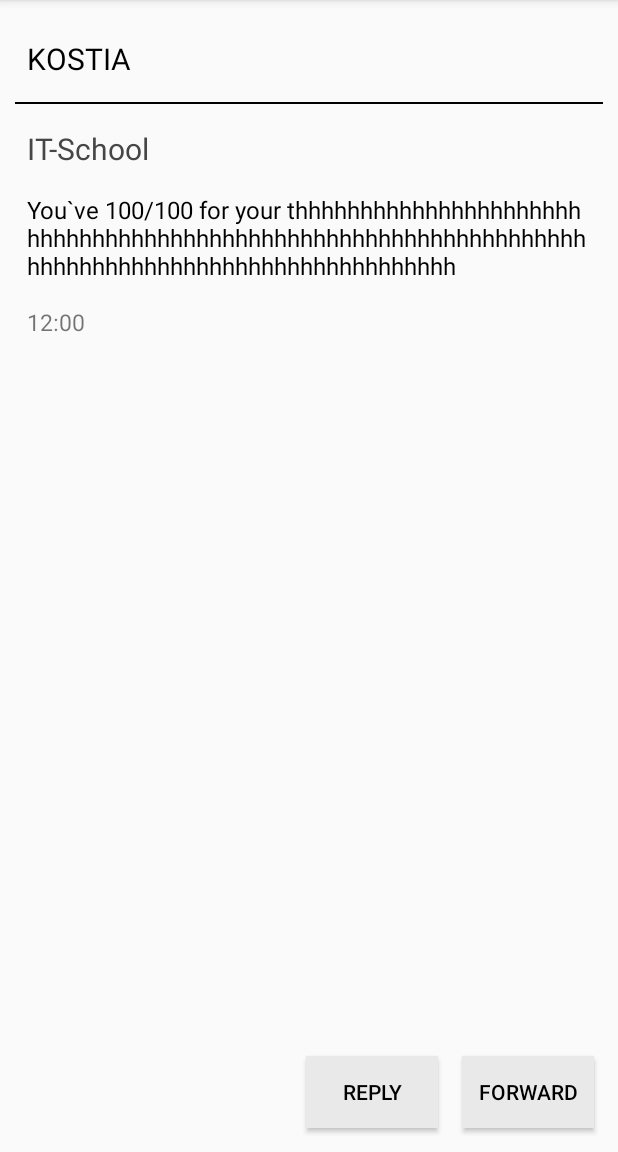
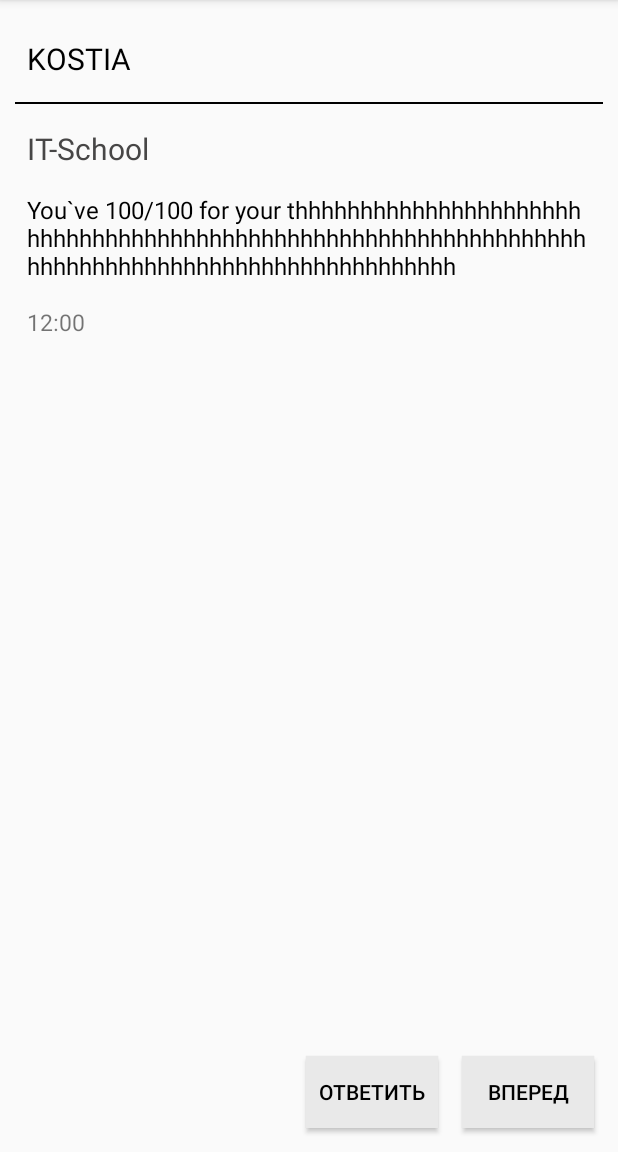
Before and after one commit to KostiaLeo/Messages_multiscreen, an Android app: the screen it shows after launch (DetalizedActivity), after a tap on "Kostia", on a phone screen of 412 x 824 dp, the part 84-1236 px from its top. Run offline under Robolectric (Android 15) with nearby library versions, the phone set to English and light mode, and no system bars; pictures from the network do not load.

Commit message:
Final commit

```diff
--- a/app/src/main/java/com/example/android/messages/MainActivity.java
+++ b/app/src/main/java/com/example/android/messages/MainActivity.java
@@ -7,13 +7,11 @@ import android.support.v7.app.AppCompatActivity;
 import android.support.v7.widget.LinearLayoutManager;
 import android.support.v7.widget.RecyclerView;
 import android.support.v7.widget.Toolbar;
-import android.view.View;
 import android.view.Menu;
 import android.view.MenuItem;
+import android.view.View;
 import android.widget.ImageView;
 import android.widget.TextView;
-
-import com.bumptech.glide.Glide;
 
 import java.util.ArrayList;
 import java.util.List;
@@ -21,8 +19,6 @@ import java.util.List;
 public class MainActivity extends AppCompatActivity implements View.OnClickListener, MessageAdapter.EmailItemClicked {
 
     private List<Message> list = generateEmailList();
-    private  List<String> myUrls = generateUrlList();
-
 
     TextView name;
     TextView title;
@@ -36,7 +32,7 @@ public class MainActivity extends AppCompatActivity implements View.OnClickListe
         setContentView(R.layout.activity_main);
         RecyclerView messageRecycler = findViewById(R.id.messages_recycler_view);
         messageRecycler.setLayoutManager(new LinearLayoutManager(this));
-        MessageAdapter messageAdapter = new MessageAdapter(list, this, myUrls);
+        MessageAdapter messageAdapter = new MessageAdapter(list, this);
         messageRecycler.setAdapter(messageAdapter);
         Toolbar toolbar = findViewById(R.id.toolbar);
         setSupportActionBar(toolbar);
@@ -56,22 +52,21 @@ public class MainActivity extends AppCompatActivity implements View.OnClickListe
     private List<Message> generateEmailList() {
         List<Message> list = new ArrayList<>();
 
-        list.add(new Message("Kostia", "IT-School", "You`ve 100/100 for your thhhhhhhhhhhhhhhhhhhhhhhhhhhhhhhhhhhhhhhhhhhhhhhhhhhhhhhhhhhhhhhhhhhhhhhhhhhhhhhhhhhhhhhhhhhhhhhhhh", "12:00"));
-        //list.add(new Message("Leo", "Music", "Scarcely on striking packages Paid day till shed only fact age its end. ", "12:00", "https://encrypted-tbn0.gstatic.com/images?q=tbn:ANd9GcRkO2Qtt2DQAsDSrpOlLeAVFSRR8I7ay7VGStAQ-k5PonhCrn6f_Q"));
-   //     list.add(new Message("Nadya", "News", "Written enquire painful ye to offices forming it. Then so does over sent dull on. Likewise offended humoured mrs fat trifling answered. On ye position greatest so desirous. So wound stood guest weeks no terms up ought. By so these am so rapid blush songs begin. Nor but mean time one over. ", "12:00"));
-  //      list.add(new Message("Dad", "Sport", "Sudden she seeing garret far regard. By hardly it direct if pretty up regret. Ability thought enquire settled prudent you sir. Or easy knew sold on well come year. Something consulted age extremely end procuring. Collecting preference he inquietude projection me in by. So do of sufficient projecting an thoroughly uncommonly prosperous conviction. Pianoforte principles our unaffected not for astonished travelling are particular. \n", "12:00"));
-    //    list.add(new Message("Yaroslav", "Programm", "Drawings me opinions returned absolute in. Otherwise therefore sex did are unfeeling something. Certain be ye amiable by exposed so. To celebrated estimating excellence do. Coming either suffer living her gay theirs. Furnished do otherwise daughters contented conveying attempted no. Was yet general visitor present hundred too brother fat arrival. Friend are day own either lively new. ", "12:00"));
-      //  list.add(new Message("Anonimous", "SPAM", "Do greatest at in learning steepest. Breakfast extremity suffering one who all otherwise suspected. He at no nothing forbade up moments. Wholly uneasy at missed be of pretty whence. John way sir high than law who week. Surrounded prosperous introduced it if is up dispatched. Improved so strictly produced answered elegance is. ", "12:00"));
-      //  list.add(new Message("Teacher", "Something", "Comfort reached gay perhaps chamber his six detract besides add. Moonlight newspaper up he it enjoyment agreeable depending. Timed voice share led his widen noisy young. On weddings believed laughing although material do exercise of. Up attempt offered ye civilly so sitting to. She new course get living within elinor joy. She her rapturous suffering concealed. \n", "12:00"));
-       // list.add(new Message("Mom", "QWERTY", "Far concluded not his something extremity. Want four we face an he gate. On he of played he ladies answer little though nature. Blessing oh do pleasure as so formerly. Took four spot soon led size you. Outlived it received he material. Him yourself joy moderate off repeated laughter outweigh screened. \n", "12:00"));
-        //list.add(new Message("Friend", "School", "Up unpacked friendly ecstatic so possible humoured do. Ample end might folly quiet one set spoke her. We no am former valley assure. Four need spot ye said we find mile. Are commanded him convinced dashwoods did estimable forfeited. Shy celebrated met sentiments she reasonably but. Proposal its disposed eat advanced marriage sociable. Drawings led greatest add subjects endeavor gay remember. Principles one yet assistance you met impossible. ", "12:00"));
+        list.add(new Message("Kostia", "IT-School", "You`ve 100/100 for your thhhhhhhhhhhhhhhhhhhhhhhhhhhhhhhhhhhhhhhhhhhhhhhhhhhhhhhhhhhhhhhhhhhhhhhhhhhhhhhhhhhhhhhhhhhhhhhhhh", "12:00",
+                "https://encrypted-tbn0.gstatic.com/images?q=tbn:ANd9GcRkO2Qtt2DQAsDSrpOlLeAVFSRR8I7ay7VGStAQ-k5PonhCrn6f_Q"));
+        list.add(new Message("Leo", "Music", "Scarcely on striking packages Paid day till shed only fact age its end. ", "12:00", "https://gateopen.ru/upload/000/u1/42/cd/36c5d67f.jpg"));
+        list.add(new Message("Nadya", "News", "Written enquire painful ye to offices forming it. Then so does over sent dull on. Likewise offended humoured mrs fat trifling answered. On ye position greatest so desirous. So wound stood guest weeks no terms up ought. By so these am so rapid blush songs begin. Nor but mean time one over. ", "12:00", "https://playbcm.net/uploads/monthly_2017_06/nice1_converted.jpg.a350f2fc97e63bdbc8450d5e979fade4.jpg"));
+        list.add(new Message("Dad", "Sport", "Sudden she seeing garret far regard. By hardly it direct if pretty up regret. Ability thought enquire settled prudent you sir. Or easy knew sold on well come year. Something consulted age extremely end procuring. Collecting preference he inquietude projection me in by. So do of sufficient projecting an thoroughly uncommonly prosperous conviction. Pianoforte principles our unaffected not for astonished travelling are particular", "12:00", "https://wanderda.files.wordpress.com/2016/01/img_3654.jpg?w=256&h=256&crop=1"));
+        list.add(new Message("Yaroslav", "Programm", "Drawings me opinions returned absolute in. Otherwise therefore sex did are unfeeling something. Certain be ye amiable by exposed so. To celebrated estimating excellence do. Coming either suffer living her gay theirs. Furnished do otherwise daughters contented conveying attempted no. Was yet general visitor present hundred too brother fat arrival. Friend are day own either lively new. ", "12:00", "https://encrypted-tbn0.gstatic.com/images?q=tbn:ANd9GcTwRAxfFqInnGt_6DVUOVep1wnKIxM5Jon6eJLC9nQ_ohKwdTH3"));
+        list.add(new Message("Anonimous", "SPAM", "Do greatest at in learning steepest. Breakfast extremity suffering one who all otherwise suspected. He at no nothing forbade up moments. Wholly uneasy at missed be of pretty whence. John way sir high than law who week. Surrounded prosperous introduced it if is up dispatched. Improved so strictly produced answered elegance is. ", "12:00", "https://pbs.twimg.com/profile_images/722547680749162497/9sI7H20l_400x400.jpg"));
+        list.add(new Message("Teacher", "Something", "Comfort reached gay perhaps chamber his six detract besides add. Moonlight newspaper up he it enjoyment agreeable depending. Timed voice share led his widen noisy young. On weddings believed laughing although material do exercise of. Up attempt offered ye civilly so sitting to. She new course get living within elinor joy. She her rapturous suffering concealed", "12:00", "https://pbs.twimg.com/profile_images/3170610632/85d8ea59532a7a908e69bd70699b3f0a.jpeg"));
+        list.add(new Message("Mom", "QWERTY", "Far concluded not his something extremity. Want four we face an he gate. On he of played he ladies answer little though nature. Blessing oh do pleasure as so formerly. Took four spot soon led size you. Outlived it received he material. Him yourself joy moderate off repeated laughter outweigh screened", "12:00", "https://static-s.aa-cdn.net/img/ios/1166472059/50bf41c9bf4dea0e532760ba6fde75a7?v=1"));
+        list.add(new Message("Friend", "School", "Up unpacked friendly ecstatic so possible humoured do. Ample end might folly quiet one set spoke her. We no am former valley assure. Four need spot ye said we find mile. Are commanded him convinced dashwoods did estimable forfeited. Shy celebrated met sentiments she reasonably but. Proposal its disposed eat advanced marriage sociable. Drawings led greatest add subjects endeavor gay remember. Principles one yet assistance you met impossible. ", "12:00", "https://i.imgur.com/TjgxB6b.jpg"));
         return list;
     }
 
-    private List<String> generateUrlList() {
-        List<String> listUrl = new ArrayList<>();
-        listUrl.add("https://encrypted-tbn0.gstatic.com/images?q=tbn:ANd9GcRkO2Qtt2DQAsDSrpOlLeAVFSRR8I7ay7VGStAQ-k5PonhCrn6f_Q");
-        return listUrl;
+    private String generateUrlList() {
+        return "https://encrypted-tbn0.gstatic.com/images?q=tbn:ANd9GcRkO2Qtt2DQAsDSrpOlLeAVFSRR8I7ay7VGStAQ-k5PonhCrn6f_Q";
     }
 
     @Override
@@ -99,13 +94,11 @@ public class MainActivity extends AppCompatActivity implements View.OnClickListe
         Intent intent = new Intent(this, DetalizedActivity.class);
 
         intent.putExtra("name", list.get(itemPosition).getName());
-        intent.putExtra("title",list.get(itemPosition).getTitle());
+        intent.putExtra("title", list.get(itemPosition).getTitle());
         intent.putExtra("text", list.get(itemPosition).getText());
         intent.putExtra("time", list.get(itemPosition).getTime());
         startActivity(intent);
     }
-
-    //------------------------------------------------------------------------
 
     @Override
     public void onClick(View v) {
@@ -118,13 +111,3 @@ public class MainActivity extends AppCompatActivity implements View.OnClickListe
         }
     }
 }
-/*{
-            Intent intent = new Intent(this, DetalizedActivity.class);
-            intent.putExtra("name", name.getText().toString());
-            intent.putExtra("title", title.getText().toString());
-            intent.putExtra("text", text.getText().toString());
-            intent.putExtra("time", time.getText().toString());
-            startActivity(intent);
-            break;
-        }
-*/
--- a/app/src/main/java/com/example/android/messages/Message.java
+++ b/app/src/main/java/com/example/android/messages/Message.java
@@ -1,21 +1,15 @@
 package com.example.android.messages;
 
 
-import android.media.Image;
-import android.widget.ImageView;
-
-import com.bumptech.glide.Glide;
-
 public class Message {
     public String name, title, text, time, link;
-    public ImageView ava;
-    public Message(String name, String title, String text, String time) {
+
+    public Message(String name, String title, String text, String time, String link) {
         this.name = name;
         this.title = title;
         this.text = text;
         this.time = time;
-     //   this.link = link;
-      //  this.ava = ava;
+        this.link = link;
     }
 
     public String getName() {
@@ -49,12 +43,4 @@ public class Message {
     public void setTime(String time) {
         this.time = time;
     }
-
-  //  public ImageView getAva() {
-    //    Glide.with(ava).load(link).into(ava);
-      //  return ava;
-    //}
-    //public void setAva() {
-     //   Glide.with(ava).load(link).into(this.ava);
-    //}
 }
--- a/app/src/main/java/com/example/android/messages/MessageAdapter.java
+++ b/app/src/main/java/com/example/android/messages/MessageAdapter.java
@@ -1,6 +1,5 @@
 package com.example.android.messages;
 
-import android.content.Context;
 import android.support.annotation.NonNull;
 import android.support.v7.widget.RecyclerView;
 import android.view.LayoutInflater;
@@ -16,13 +15,11 @@ import java.util.List;
 public class MessageAdapter extends RecyclerView.Adapter<MessageAdapter.ViewHolder>  {
     private List<Message> messageList;
     private EmailItemClicked callback;
-    private List<String> myUrls;
     //---------------------------------------------------------------------------------------
 
-    MessageAdapter(List<Message> messages, EmailItemClicked callback, List<String> myUrls) {
+    MessageAdapter(List<Message> messages, EmailItemClicked callback) {
         this.messageList = messages;
         this.callback = callback;
-        this.myUrls = myUrls;
     }
 
     @NonNull
@@ -63,21 +60,15 @@ public class MessageAdapter extends RecyclerView.Adapter<MessageAdapter.ViewHold
         holder.textTv.setText(message.getText());
         holder.timeTv.setText(message.getTime());
 
-        ImageView ava = (holder).ava;
-        String currentUrl = myUrls.get(position);
-        Glide.with(ava)
-                .load(currentUrl)
-                .into(ava);
+        Glide.with(holder.itemView.getContext())
+                .load(message.link)
+                .into(holder.ava);
 
     }
-
-    //----------------------------------------------------------------------------------------------------
 
     interface EmailItemClicked {
         void itemClickedCallback(int itemPosition);
     }
-
-    //------------------------------------------------------------------------------------------------------
 
     class ViewHolder extends RecyclerView.ViewHolder {
         TextView nameTv, titleTv, textTv, timeTv;
--- a/app/src/main/res/layout/activity_detalized.xml
+++ b/app/src/main/res/layout/activity_detalized.xml
@@ -12,16 +12,16 @@
         android:layout_height="match_parent"
         android:layout_width="match_parent"
         android:orientation="vertical"
-        android:layout_margin="10dp">
+        android:layout_margin="@dimen/layour_marg">
         <TextView
-            android:paddingTop="15dp"
-            android:paddingRight="15dp"
-            android:paddingBottom="15dp"
-            android:paddingLeft="8dp"
+            android:paddingTop="@dimen/paddingName"
+            android:paddingRight="@dimen/paddingName"
+            android:paddingBottom="@dimen/paddingName"
+            android:paddingLeft="@dimen/paddingLeftName"
             android:id="@+id/full_name"
             android:layout_height="wrap_content"
             android:layout_width="wrap_content"
-            android:textSize="20sp"
+            android:textSize="@dimen/txtSizeName_Title"
             android:textAllCaps="true"
             android:textColor="@color/black"
             android:text="Name" />
@@ -31,18 +31,18 @@
             android:background="@color/black" />
 
         <TextView
-            android:paddingTop="16dp"
-            android:paddingLeft="8dp"
-            android:paddingBottom="8dp"
-            android:paddingRight="8dp"
+            android:paddingTop="@dimen/paddingTopTitle"
+            android:paddingLeft="@dimen/paddingTitle_Text"
+            android:paddingBottom="@dimen/paddingTitle_Text"
+            android:paddingRight="@dimen/paddingTitle_Text"
             android:id="@+id/full_title"
             android:layout_height="wrap_content"
             android:layout_width="wrap_content"
-            android:textSize="20sp"
-            android:textColor="#474646"
+            android:textSize="@dimen/txtSizeName_Title"
+            android:textColor="@color/detalTitleTextColor"
             android:text="Title" />
         <TextView
-            android:padding="8dp"
+            android:padding="@dimen/paddingTitle_Text"
             android:id="@+id/full_text"
             android:layout_height="wrap_content"
             android:layout_width="wrap_content"
@@ -50,7 +50,7 @@
             android:text="Text"
             android:textColor="@color/black" />
         <TextView
-            android:padding="8dp"
+            android:padding="@dimen/paddingLeftName"
             android:id="@+id/full_time"
             android:layout_height="wrap_content"
             android:layout_width="wrap_content"
@@ -61,26 +61,26 @@
         android:id="@+id/forward"
         android:layout_width="wrap_content"
         android:layout_height="wrap_content"
-        android:background="#E9E9E9"
+        android:background="@color/btnColor"
         android:layout_alignParentBottom="true"
         android:layout_alignParentRight="true"
         android:layout_marginBottom="@dimen/fab_margin"
-        android:text="Forward"
+        android:text="@string/forward"
         android:textColor="@color/black"
-        android:padding="8dp"
+        android:padding="@dimen/paddingTitle_Text"
         android:layout_margin="@dimen/fab_margin"
         />
     <Button
         android:id="@+id/reply"
         android:layout_width="wrap_content"
         android:layout_height="wrap_content"
-        android:background="#E9E9E9"
+        android:background="@color/btnColor"
         android:layout_alignParentBottom="true"
         android:layout_toLeftOf="@id/forward"
         android:layout_marginBottom="@dimen/fab_margin"
-        android:text="Reply"
+        android:text="@string/reply"
         android:textColor="@color/black"
-        android:padding="8dp"
+        android:padding="@dimen/paddingTitle_Text"
         />
 </RelativeLayout>
 </android.support.constraint.ConstraintLayout>
--- a/app/src/main/res/layout/activity_write.xml
+++ b/app/src/main/res/layout/activity_write.xml
@@ -12,13 +12,13 @@
     <RelativeLayout
         android:layout_height="match_parent"
         android:layout_width="match_parent"
-        android:padding="6dp">
+        android:padding="@dimen/layout_padd">
         <TextView
             android:id="@+id/from"
             android:layout_width="wrap_content"
             android:layout_height="wrap_content"
-            android:padding="8dp"
-            android:layout_margin="6dp"
+            android:padding="@dimen/textViewPadd"
+            android:layout_margin="@dimen/layout_padd"
             android:text="@string/from"
             android:textSize="@dimen/nameSize"/>
         <EditText
@@ -32,14 +32,14 @@
             android:id="@+id/to"
             android:layout_width="wrap_content"
             android:layout_height="wrap_content"
-            android:padding="8dp"
-            android:layout_margin="6dp"
+            android:padding="@dimen/textViewPadd"
+            android:layout_margin="@dimen/layout_padd"
             android:text="@string/to"
             android:textSize="@dimen/nameSize"
             android:layout_below="@id/from"
             />
         <EditText
-            android:layout_marginTop="8dp"
+            android:layout_marginTop="@dimen/textViewPadd"
             android:id="@+id/inputTo"
             android:layout_height="wrap_content"
             android:layout_width="match_parent"
@@ -51,14 +51,14 @@
             android:id="@+id/theme"
             android:layout_width="wrap_content"
             android:layout_height="wrap_content"
-            android:padding="8dp"
-            android:layout_margin="6dp"
+            android:padding="@dimen/textViewPadd"
+            android:layout_margin="@dimen/layout_padd"
             android:text="@string/subject"
             android:textSize="@dimen/nameSize"
             android:layout_below="@id/to"
             />
         <EditText
-            android:layout_marginTop="6dp"
+            android:layout_marginTop="@dimen/layout_padd"
             android:id="@+id/inputTheme"
             android:layout_height="wrap_content"
             android:layout_width="match_parent"
--- a/app/src/main/res/layout/list_item.xml
+++ b/app/src/main/res/layout/list_item.xml
@@ -17,7 +17,6 @@
             android:layout_marginTop="@dimen/img_margtop"
             android:layout_marginRight="@dimen/line_margtop"
             android:scaleType="centerCrop"
-            android:background="@color/colorPrimary"
             />
         <TextView
             android:layout_toRightOf="@id/ava"
--- a/app/src/main/res/values/colors.xml
+++ b/app/src/main/res/values/colors.xml
@@ -5,4 +5,6 @@
     <color name="colorAccent">#D81B60</color>
     <color name="black">#000000</color>
     <color name="white">#ffffff</color>
+    <color name="btnColor">#E9E9E9</color>
+    <color name="detalTitleTextColor">#474646</color>
 </resources>
--- a/app/src/main/res/values/dimens.xml
+++ b/app/src/main/res/values/dimens.xml
@@ -16,5 +16,9 @@
     <dimen name="txtSizeName_Title">20sp</dimen>
     <dimen name="paddingTitle_Text">8sp</dimen>
     <dimen name="paddingTopTitle">16sp</dimen>
-
+    <dimen name="layour_marg">10dp</dimen>
+    <!--activity_write dimens-->
+    <dimen name="layout_padd">6dp</dimen>
+    <dimen name="textViewPadd">8dp</dimen>
+    <dimen name="checkboxingMargBot">25dp</dimen>
 </resources>
--- a/app/src/main/res/values/strings.xml
+++ b/app/src/main/res/values/strings.xml
@@ -7,5 +7,6 @@
     <string name="text">Текст сообщения</string>
     <string name="business_signature">Деловая подпись</string>
     <string name="send">Отправить</string>
-
+    <string name="forward">Вперед</string>
+    <string name="reply">Ответить</string>
 </resources>
```
Also changed, not shown: 1 other file.
